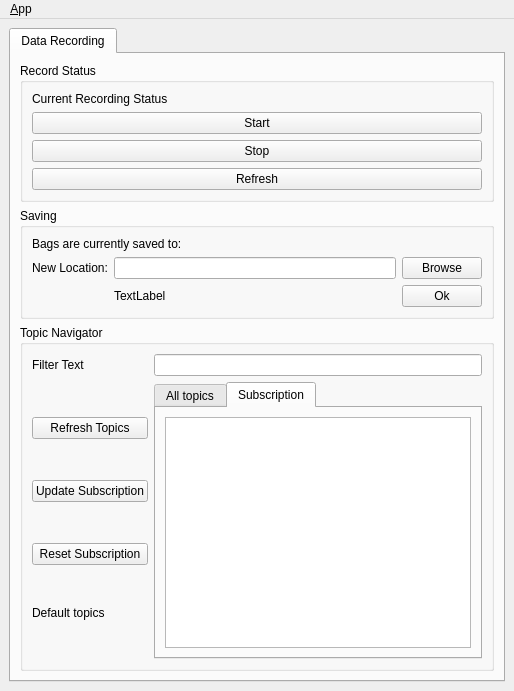
Qt form ui/main_window.ui (FSC-Lab/ros_logger_gui) before a commit.
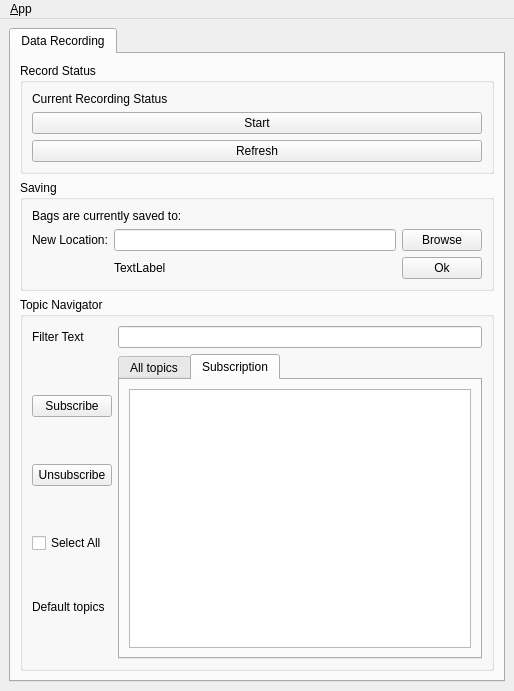
The same form after that commit. The open tabs and pages were chosen to show the change. Icons and pictures are not drawn.

```diff
--- a/ui/main_window.ui
+++ b/ui/main_window.ui
@@ -53,19 +53,6 @@
            <string>Record Status</string>
           </property>
           <layout class="QGridLayout" name="gridLayout_3">
-           <item row="3" column="1">
-            <widget class="QPushButton" name="button_stop_logging">
-             <property name="sizePolicy">
-              <sizepolicy hsizetype="Preferred" vsizetype="Fixed">
-               <horstretch>0</horstretch>
-               <verstretch>0</verstretch>
-              </sizepolicy>
-             </property>
-             <property name="text">
-              <string>Stop</string>
-             </property>
-            </widget>
-           </item>
            <item row="1" column="1">
             <widget class="QLabel" name="logging_status_flag">
              <property name="sizePolicy">
@@ -92,7 +79,7 @@
              </property>
             </widget>
            </item>
-           <item row="4" column="1">
+           <item row="3" column="1">
             <widget class="QPushButton" name="button_refresh_state">
              <property name="text">
               <string>Refresh</string>
@@ -244,42 +231,42 @@
               <enum>QLayout::SetNoConstraint</enum>
              </property>
              <item row="1" column="0">
-              <widget class="QPushButton" name="button_update_topic">
-               <property name="sizePolicy">
-                <sizepolicy hsizetype="Minimum" vsizetype="Fixed">
-                 <horstretch>0</horstretch>
-                 <verstretch>0</verstretch>
-                </sizepolicy>
-               </property>
+              <widget class="QPushButton" name="button_unsubscribe">
                <property name="text">
-                <string>Update Subscription</string>
+                <string>Unsubscribe</string>
                </property>
               </widget>
              </item>
-             <item row="4" column="0">
-              <widget class="QLabel" name="placeholder">
-               <property name="sizePolicy">
-                <sizepolicy hsizetype="Minimum" vsizetype="Fixed">
-                 <horstretch>0</horstretch>
-                 <verstretch>0</verstretch>
-                </sizepolicy>
-               </property>
+             <item row="2" column="0">
+              <widget class="QCheckBox" name="checkbox_topics">
                <property name="text">
-                <string>Default topics</string>
-               </property>
-              </widget>
-             </item>
-             <item row="3" column="0">
-              <widget class="QPushButton" name="button_reset_topic">
-               <property name="text">
-                <string>Reset Subscription</string>
+                <string>Select All</string>
                </property>
               </widget>
              </item>
              <item row="0" column="0">
-              <widget class="QPushButton" name="button_refresh_topic">
+              <widget class="QPushButton" name="button_subscribe">
+               <property name="sizePolicy">
+                <sizepolicy hsizetype="Minimum" vsizetype="Fixed">
+                 <horstretch>0</horstretch>
+                 <verstretch>0</verstretch>
+                </sizepolicy>
+               </property>
                <property name="text">
-                <string>Refresh Topics</string>
+                <string>Subscribe</string>
+               </property>
+              </widget>
+             </item>
+             <item row="3" column="0">
+              <widget class="QLabel" name="topic_counter">
+               <property name="sizePolicy">
+                <sizepolicy hsizetype="Minimum" vsizetype="Fixed">
+                 <horstretch>0</horstretch>
+                 <verstretch>0</verstretch>
+                </sizepolicy>
+               </property>
+               <property name="text">
+                <string>Default topics</string>
                </property>
               </widget>
              </item>
```
Left out of the diff: 6 changed lines with no effect on the pictures.
